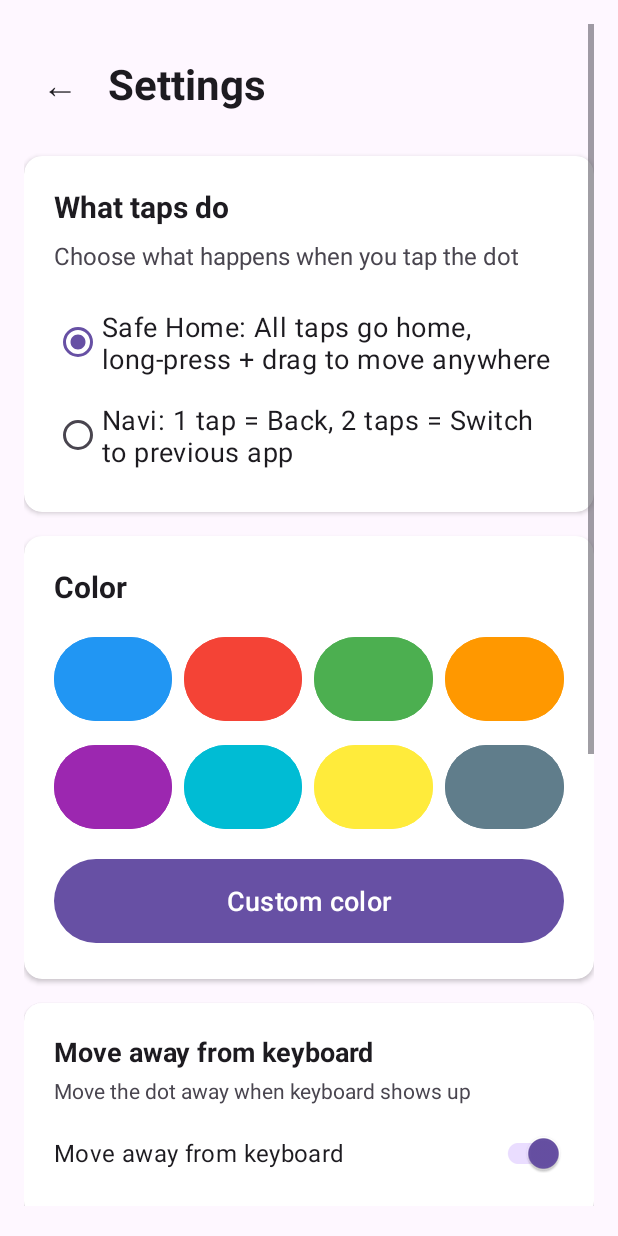
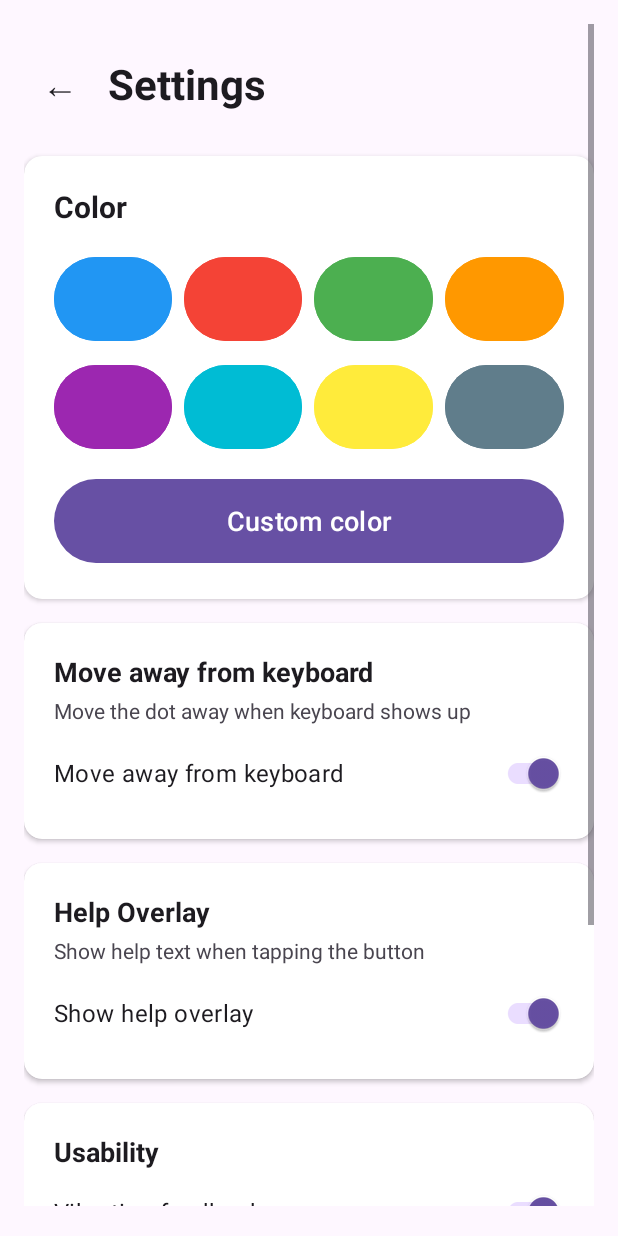
Before and after one commit to Stephan-Heuscher/Save-Home-Button, an Android app: the SettingsActivity screen opened directly, with no data from a screen before it, on a phone screen of 412 x 824 dp. Run offline under Robolectric (Android 15) with nearby library versions, the phone set to English and light mode, and no system bars.

Commit message:
Fix top edge constraint and move tap settings to advanced

```diff
--- a/app/src/main/java/ch/heuscher/safe_home_button/service/overlay/OverlayViewManager.kt
+++ b/app/src/main/java/ch/heuscher/safe_home_button/service/overlay/OverlayViewManager.kt
@@ -348,8 +348,15 @@ class OverlayViewManager(
             }
         }
 
+        // Ensure minY is at least statusBarHeight (plus offset correction)
+        // The offset is negative, so (statusBarHeight - offset) is actually (statusBarHeight + positive_offset)
+        // We need to make sure the top edge of the button (y + offset) is >= statusBarHeight
+        // So y >= statusBarHeight - offset
+        val safeMinY = statusBarHeight - offset
+        val actualMinY = minY.coerceAtLeast(safeMinY)
+
         val constrainedX = x.coerceIn(minX, maxX)
-        val constrainedY = y.coerceIn(minY, maxY)
+        val constrainedY = y.coerceIn(actualMinY, maxY)
 
         // Log only when position was actually constrained (changed)
         if (x != constrainedX || y != constrainedY) {
--- a/app/src/main/res/layout/activity_settings.xml
+++ b/app/src/main/res/layout/activity_settings.xml
@@ -47,64 +47,8 @@
                 android:layout_marginStart="8dp" />
         </LinearLayout>
 
-        <!-- Section: Tap Behavior -->
-        <androidx.cardview.widget.CardView
-            android:layout_width="match_parent"
-            android:layout_height="wrap_content"
-            android:layout_marginBottom="16dp"
-            app:cardCornerRadius="12dp"
-            app:cardElevation="2dp"
-            app:contentPadding="20dp">
-
-            <LinearLayout
-                android:layout_width="match_parent"
-                android:layout_height="wrap_content"
-                android:orientation="vertical">
-
-                <TextView
-                    android:layout_width="match_parent"
-                    android:layout_height="wrap_content"
-                    android:text="@string/tap_behavior"
-                    android:textSize="20sp"
-                    android:textStyle="bold"
-                    android:textColor="?android:attr/textColorPrimary"
-                    android:layout_marginBottom="8dp"
-                    android:importantForAccessibility="yes" />
-
-                <TextView
-                    android:layout_width="match_parent"
-                    android:layout_height="wrap_content"
-                    android:text="@string/tap_behavior_desc"
-                    android:textSize="16sp"
-                    android:textColor="?android:attr/textColorSecondary"
-                    android:layout_marginBottom="16dp" />
-
-                <RadioGroup
-                    android:id="@+id/tap_behavior_radio_group"
-                    android:layout_width="match_parent"
-                    android:layout_height="wrap_content">
-
-                    <RadioButton
-                        android:id="@+id/tap_behavior_safe_home"
-                        android:layout_width="match_parent"
-                        android:layout_height="wrap_content"
-                        android:text="@string/tap_behavior_safe_home"
-                        android:textSize="18sp"
-                        android:checked="true"
-                        android:minHeight="48dp"
-                        android:paddingVertical="8dp" />
-
-                    <RadioButton
-                        android:id="@+id/tap_behavior_back"
-                        android:layout_width="match_parent"
-                        android:layout_height="wrap_content"
-                        android:text="@string/tap_behavior_back"
-                        android:textSize="18sp"
-                        android:minHeight="48dp"
-                        android:paddingVertical="8dp" />
-                </RadioGroup>
-            </LinearLayout>
-        </androidx.cardview.widget.CardView>
+        <!-- Section: Tap Behavior (Moved to Advanced) -->
+        <!-- Removed from here -->
 
         <!-- Section: Color -->
         <androidx.cardview.widget.CardView
@@ -438,6 +382,57 @@
                 android:layout_height="wrap_content"
                 android:orientation="vertical">
 
+                <!-- Section: Tap Behavior (Moved to Advanced) -->
+                <LinearLayout
+                    android:layout_width="match_parent"
+                    android:layout_height="wrap_content"
+                    android:orientation="vertical"
+                    android:layout_marginBottom="24dp">
+
+                    <TextView
+                        android:layout_width="match_parent"
+                        android:layout_height="wrap_content"
+                        android:text="@string/tap_behavior"
+                        android:textSize="18sp"
+                        android:textStyle="bold"
+                        android:textColor="?android:attr/textColorPrimary"
+                        android:layout_marginBottom="8dp"
+                        android:importantForAccessibility="yes" />
+
+                    <TextView
+                        android:layout_width="match_parent"
+                        android:layout_height="wrap_content"
+                        android:text="@string/tap_behavior_desc"
+                        android:textSize="14sp"
+                        android:textColor="?android:attr/textColorSecondary"
+                        android:layout_marginBottom="16dp" />
+
+                    <RadioGroup
+                        android:id="@+id/tap_behavior_radio_group"
+                        android:layout_width="match_parent"
+                        android:layout_height="wrap_content">
+
+                        <RadioButton
+                            android:id="@+id/tap_behavior_safe_home"
+                            android:layout_width="match_parent"
+                            android:layout_height="wrap_content"
+                            android:text="@string/tap_behavior_safe_home"
+                            android:textSize="16sp"
+                            android:checked="true"
+                            android:minHeight="48dp"
+                            android:paddingVertical="8dp" />
+
+                        <RadioButton
+                            android:id="@+id/tap_behavior_back"
+                            android:layout_width="match_parent"
+                            android:layout_height="wrap_content"
+                            android:text="@string/tap_behavior_back"
+                            android:textSize="16sp"
+                            android:minHeight="48dp"
+                            android:paddingVertical="8dp" />
+                    </RadioGroup>
+                </LinearLayout>
+
                 <!-- Transparency -->
                 <TextView
                     android:layout_width="match_parent"
```
